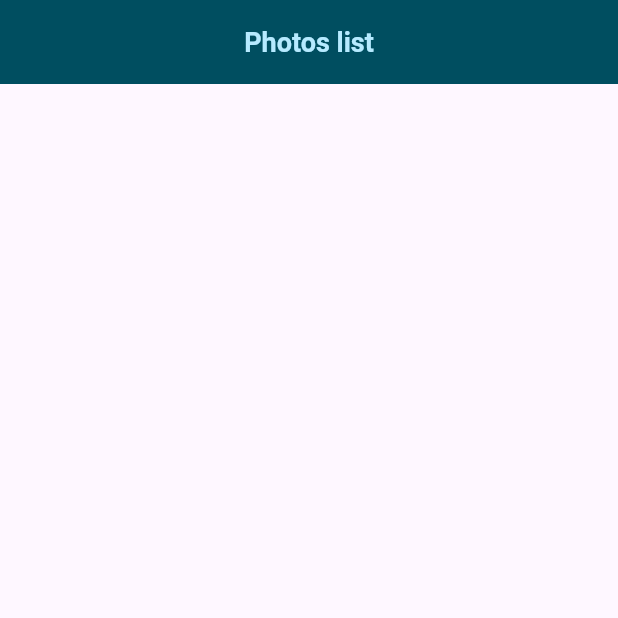
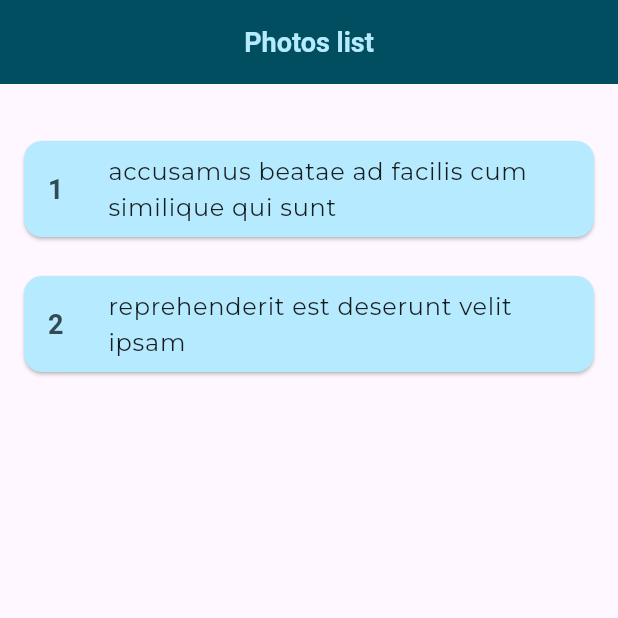
Before and after one commit to snehaJoshi90/photos, a Flutter app: the screen it shows after launch, on a phone screen of 412 x 824 dp, the top half of it. Run offline on Flutter 3.47's test engine with Material 3 defaults, Android fonts, the phone set to English and light mode, and no system bars; our stand-ins replace google_fonts.

Commit message:
photos list state

```diff
--- a/lib/main.dart
+++ b/lib/main.dart
@@ -1,7 +1,7 @@
 import 'package:flutter/material.dart';
 import 'package:google_fonts/google_fonts.dart';
 
-import 'package:photos/screens/photos_list_screen.dart';
+import 'package:photos/screens/photos_list/photos_list_screen.dart';
 
 void main() {
   runApp(const MyApp());
@@ -25,7 +25,7 @@ class MyApp extends StatelessWidget {
           cardTheme: const CardTheme().copyWith(
               color: kColorScheme.secondaryContainer,
               margin: const EdgeInsets.symmetric(horizontal: 16, vertical: 8)),
-          textTheme: GoogleFonts.latoTextTheme().copyWith(
+          textTheme: GoogleFonts.montserratTextTheme().copyWith(
               titleLarge: TextStyle(
                   fontWeight: FontWeight.bold,
                   color: kColorScheme.onSecondaryContainer,
--- /dev/null
+++ b/lib/screens/photos_list/photos_list_screen.dart
@@ -0,0 +1,66 @@
+import 'package:flutter/material.dart';
+import 'package:photos/main.dart';
+
+class PhotosListScreen extends StatefulWidget {
+  const PhotosListScreen({super.key});
+
+  @override
+  State<PhotosListScreen> createState() => _PhotosListScreenState();
+}
+
+class _PhotosListScreenState extends State<PhotosListScreen> {
+  List<Map<String, dynamic>> _photosList = [
+    {
+      "albumId": '1',
+      "id": '1',
+      "title": "accusamus beatae ad facilis cum similique qui sunt",
+      "url": "https://via.placeholder.com/600/92c952",
+      "thumbnailUrl": "https://via.placeholder.com/150/92c952"
+    },
+    {
+      "albumId": '1',
+      "id": '2',
+      "title": "reprehenderit est deserunt velit ipsam",
+      "url": "https://via.placeholder.com/600/771796",
+      "thumbnailUrl": "https://via.placeholder.com/150/771796"
+    },
+  ];
+
+  @override
+  Widget build(BuildContext context) {
+    return Scaffold(
+        appBar: AppBar(
+          title: const Text('Photos list'),
+        ),
+        body: Column(
+          children: [
+            const SizedBox(
+              height: 30,
+            ),
+            ListView.separated(
+                shrinkWrap: true,
+                itemBuilder: (context, index) {
+                  return Card(
+                    color: Theme.of(context).colorScheme.primaryContainer,
+                    child: ListTile(
+                      leading: Text(
+                        _photosList[index]['id'],
+                        style: Theme.of(context).textTheme.titleLarge,
+                      ),
+                      title: Text(_photosList[index]['title']),
+                    ),
+                  );
+                },
+                separatorBuilder: (context, index) {
+                  return const SizedBox(
+                    height: 10,
+                  );
+                },
+                itemCount: _photosList.length),
+          ],
+        )
+        //Text('Test',style: Theme.of(context).textTheme.titleLarge,)
+
+        );
+  }
+}
--- a/lib/screens/photos_list_screen.dart
+++ /dev/null
@@ -1,12 +0,0 @@
-import 'package:flutter/material.dart';
-
-class PhotosListScreen extends StatelessWidget {
-  const PhotosListScreen({super.key});
-
-  @override
-  Widget build(BuildContext context) {
-    return Scaffold(
-      appBar: AppBar(title:const Text('Photos list'),),
-    );
-  }
-}
```
Also changed, not shown: lib/screens/photos_list/bloc/photos_list_state.dart (added, +25 -0 lines), lib/screens/photos_list/model/photos_list_response.dart (added, +29 -0 lines), pubspec.yaml (+5 -2 lines), lib/screens/photos_list/bloc/photos_list_cubit.dart (added), lib/screens/photos_list/model/photos_list_response.g.dart (added), pubspec.lock.
